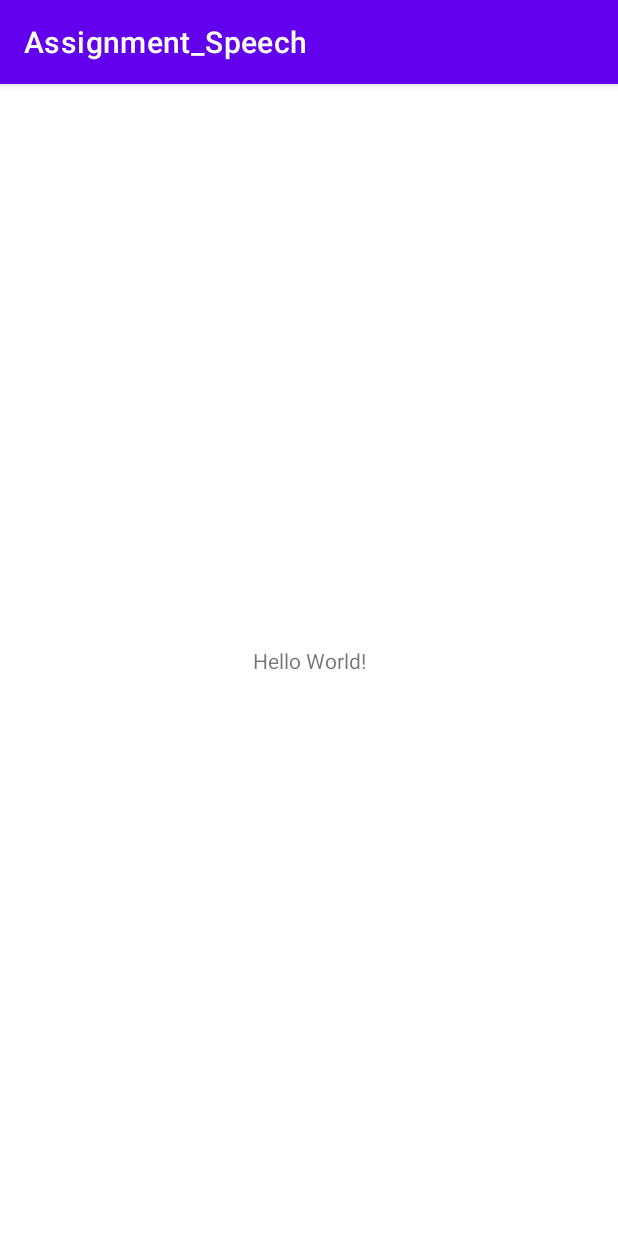
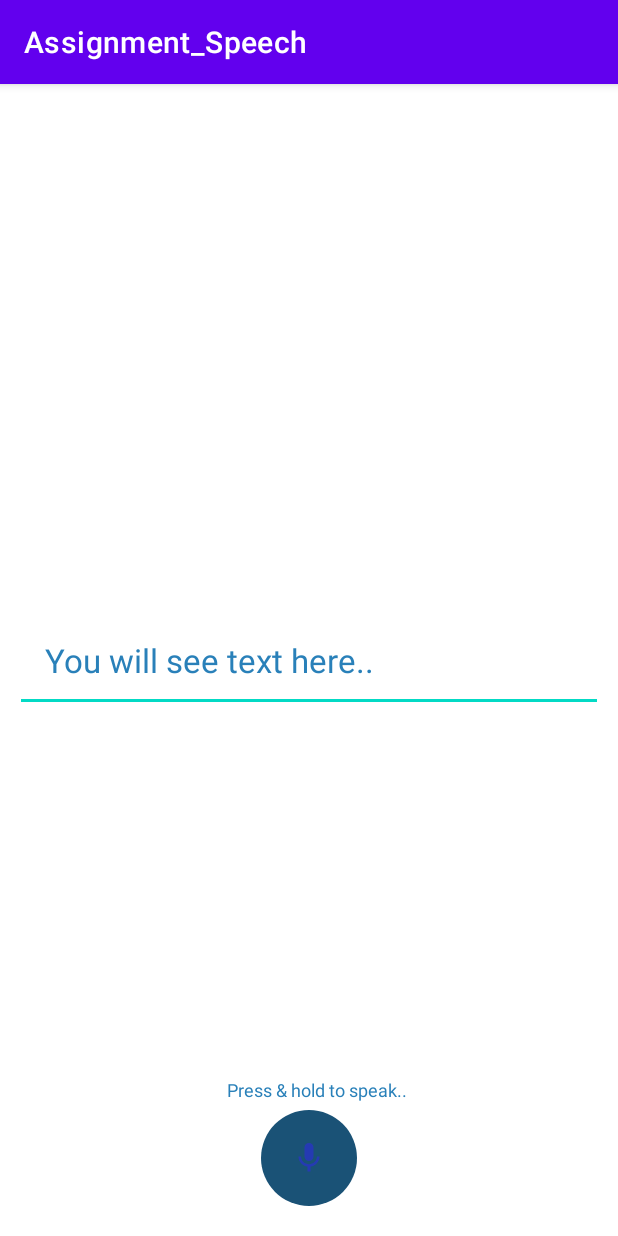
Before and after one commit to akbrother02/SpeechApp, an Android app: the screen it shows after launch (MainActivity), on a phone screen of 412 x 824 dp. Run offline under Robolectric (Android 15) with nearby library versions, the phone set to English and light mode, and no system bars.

Commit message:
adding SpeechText Module

```diff
--- a/app/build.gradle
+++ b/app/build.gradle
@@ -1,6 +1,7 @@
 plugins {
     id 'com.android.application'
     id 'kotlin-android'
+    id 'kotlin-android-extensions'
 }
 
 android {
--- a/app/src/main/AndroidManifest.xml
+++ b/app/src/main/AndroidManifest.xml
@@ -1,6 +1,7 @@
 <?xml version="1.0" encoding="utf-8"?>
 <manifest xmlns:android="http://schemas.android.com/apk/res/android"
     package="com.example.assignment_speech">
+    <uses-permission android:name="android.permission.RECORD_AUDIO" />
 
     <application
         android:allowBackup="true"
--- a/app/src/main/java/com/example/assignment_speech/MainActivity.kt
+++ b/app/src/main/java/com/example/assignment_speech/MainActivity.kt
@@ -1,11 +1,93 @@
 package com.example.assignment_speech
 
+import android.Manifest
+import android.content.Intent
+import android.content.pm.PackageManager
+import android.media.audiofx.BassBoost
+import android.net.Uri
+import android.os.Build
 import androidx.appcompat.app.AppCompatActivity
 import android.os.Bundle
+import android.provider.Settings
+import android.speech.RecognitionListener
+import android.speech.RecognizerIntent
+import android.speech.SpeechRecognizer
+import android.view.MotionEvent
+import android.view.View
+import android.widget.TextView
+import android.widget.Toast
+import androidx.core.content.ContextCompat
+import kotlinx.android.synthetic.main.activity_main.*
+import java.util.*
 
 class MainActivity : AppCompatActivity() {
     override fun onCreate(savedInstanceState: Bundle?) {
         super.onCreate(savedInstanceState)
         setContentView(R.layout.activity_main)
+        checkPermission()
+
+        startSpeechToText()
+
+    }
+
+    private fun startSpeechToText() {
+        val editText = findViewById<TextView>(R.id.editText)
+
+        val speechRecognizer = SpeechRecognizer.createSpeechRecognizer(this)
+        val speechRecognizerIntent = Intent(RecognizerIntent.ACTION_RECOGNIZE_SPEECH)
+        speechRecognizerIntent.putExtra(RecognizerIntent.EXTRA_LANGUAGE_MODEL, RecognizerIntent.LANGUAGE_MODEL_FREE_FORM)
+        speechRecognizerIntent.putExtra(RecognizerIntent.EXTRA_LANGUAGE, Locale.getDefault())
+
+        speechRecognizer.setRecognitionListener(object : RecognitionListener {
+            override fun onReadyForSpeech(bundle: Bundle) {}
+
+            override fun onBeginningOfSpeech() {}
+
+            override fun onRmsChanged(v: Float) {}
+
+            override fun onBufferReceived(bytes: ByteArray) {}
+
+            override fun onEndOfSpeech() {}
+
+            override fun onError(i: Int) {}
+
+            override fun onResults(bundle: Bundle) {
+                val matches = bundle.getStringArrayList(SpeechRecognizer.RESULTS_RECOGNITION)//getting all the matches
+                //displaying the first match
+                if (matches != null)
+                    editText.setText(matches[0])
+            }
+
+            override fun onPartialResults(bundle: Bundle) {}
+
+            override fun onEvent(i: Int, bundle: Bundle) {}
+        })
+
+        btSpeech.setOnTouchListener(View.OnTouchListener { view, motionEvent ->
+            when (motionEvent.action) {
+                MotionEvent.ACTION_UP -> {
+                    speechRecognizer.stopListening()
+                    editText.hint = getString(R.string.text_hint)
+                }
+
+                MotionEvent.ACTION_DOWN -> {
+                    speechRecognizer.startListening(speechRecognizerIntent)
+                    editText.setText("")
+                    editText.hint = "Listening..."
+                }
+            }
+            false
+        })
+    }
+
+    private fun checkPermission() {
+        if (Build.VERSION.SDK_INT >= Build.VERSION_CODES.M) {
+            if (ContextCompat.checkSelfPermission(this, Manifest.permission.RECORD_AUDIO) != PackageManager.PERMISSION_GRANTED) {
+                val intent = Intent(Settings.ACTION_APPLICATION_DETAILS_SETTINGS, Uri.parse("package:" + packageName))
+                startActivity(intent)
+                finish()
+                Toast.makeText(this, "Enable Microphone Permission..!!", Toast.LENGTH_SHORT).show()
+            }
+        }
     }
 }
--- /dev/null
+++ b/app/src/main/res/drawable/btn_background.xml
@@ -0,0 +1,5 @@
+<?xml version="1.0" encoding="utf-8"?>
+<selector xmlns:android="http://schemas.android.com/apk/res/android">
+    <item android:drawable="@drawable/round_default" android:state_pressed="false" />
+    <item android:drawable="@drawable/round_active" android:state_pressed="true" />
+</selector>
--- /dev/null
+++ b/app/src/main/res/drawable/ic_mic.xml
@@ -0,0 +1,5 @@
+<vector android:height="24dp" android:tint="#253AB3"
+    android:viewportHeight="24" android:viewportWidth="24"
+    android:width="24dp" xmlns:android="http://schemas.android.com/apk/res/android">
+    <path android:fillColor="@android:color/white" android:pathData="M12,14c1.66,0 2.99,-1.34 2.99,-3L15,5c0,-1.66 -1.34,-3 -3,-3S9,3.34 9,5v6c0,1.66 1.34,3 3,3zM17.3,11c0,3 -2.54,5.1 -5.3,5.1S6.7,14 6.7,11L5,11c0,3.41 2.72,6.23 6,6.72L11,21h2v-3.28c3.28,-0.48 6,-3.3 6,-6.72h-1.7z"/>
+</vector>
--- /dev/null
+++ b/app/src/main/res/drawable/round_active.xml
@@ -0,0 +1,17 @@
+<?xml version="1.0" encoding="utf-8"?>
+<layer-list xmlns:android="http://schemas.android.com/apk/res/android">
+
+    <item>
+        <shape android:shape="oval">
+            <solid android:color="@color/colorAccent" />
+        </shape>
+    </item>
+
+    <item
+        android:bottom="20dp"
+        android:drawable="@drawable/ic_mic"
+        android:left="20dp"
+        android:right="20dp"
+        android:top="20dp" />
+
+</layer-list>
--- /dev/null
+++ b/app/src/main/res/drawable/round_default.xml
@@ -0,0 +1,16 @@
+<?xml version="1.0" encoding="utf-8"?>
+<layer-list xmlns:android="http://schemas.android.com/apk/res/android">
+    <item>
+        <shape android:shape="oval">
+            <solid android:color="@color/colorPrimaryDark" />
+        </shape>
+    </item>
+
+    <item
+        android:bottom="20dp"
+        android:drawable="@drawable/ic_mic"
+        android:left="20dp"
+        android:right="20dp"
+        android:top="20dp" />
+
+</layer-list>
--- a/app/src/main/res/layout/activity_main.xml
+++ b/app/src/main/res/layout/activity_main.xml
@@ -1,18 +1,47 @@
 <?xml version="1.0" encoding="utf-8"?>
-<androidx.constraintlayout.widget.ConstraintLayout xmlns:android="http://schemas.android.com/apk/res/android"
-    xmlns:app="http://schemas.android.com/apk/res-auto"
+<RelativeLayout xmlns:android="http://schemas.android.com/apk/res/android"
     xmlns:tools="http://schemas.android.com/tools"
     android:layout_width="match_parent"
     android:layout_height="match_parent"
     tools:context=".MainActivity">
 
-    <TextView
+    <androidx.appcompat.widget.AppCompatEditText
+        android:id="@+id/editText"
+        android:layout_width="match_parent"
+        android:layout_height="wrap_content"
+        android:layout_centerVertical="true"
+        android:layout_marginStart="10dp"
+        android:layout_marginTop="10dp"
+        android:layout_marginEnd="10dp"
+        android:layout_marginBottom="10dp"
+        android:editable="false"
+        android:hint="@string/text_hint"
+        android:maxLines="5"
+        android:padding="20dp"
+        android:textAppearance="@style/Base.TextAppearance.AppCompat.Large"
+        android:textColor="@color/colorPrimaryDark"
+        android:textColorHint="@color/colorAccent"
+        tools:ignore="Deprecated" />
+
+    <androidx.appcompat.widget.AppCompatTextView
+        android:layout_width="match_parent"
+        android:layout_height="wrap_content"
+        android:layout_above="@+id/btSpeech"
+        android:layout_alignLeft="@+id/editText"
+        android:layout_alignStart="@+id/editText"
+        android:gravity="center"
+        android:padding="5dp"
+        android:text="@string/btn_info"
+        android:textColor="@color/colorAccent"
+        android:textSize="12sp" />
+
+    <androidx.appcompat.widget.AppCompatImageButton
+        android:id="@+id/btSpeech"
         android:layout_width="wrap_content"
         android:layout_height="wrap_content"
-        android:text="Hello World!"
-        app:layout_constraintBottom_toBottomOf="parent"
-        app:layout_constraintLeft_toLeftOf="parent"
-        app:layout_constraintRight_toRightOf="parent"
-        app:layout_constraintTop_toTopOf="parent" />
+        android:layout_alignParentBottom="true"
+        android:layout_centerHorizontal="true"
+        android:layout_marginBottom="20dp"
+        android:background="@drawable/btn_background" />
 
-</androidx.constraintlayout.widget.ConstraintLayout>
+</RelativeLayout>
--- a/app/src/main/res/values/colors.xml
+++ b/app/src/main/res/values/colors.xml
@@ -7,4 +7,7 @@
     <color name="teal_700">#FF018786</color>
     <color name="black">#FF000000</color>
     <color name="white">#FFFFFFFF</color>
+    <color name="colorPrimary">#2471A3</color>
+    <color name="colorPrimaryDark">#1A5276</color>
+    <color name="colorAccent">#2980B9</color>
 </resources>
--- a/app/src/main/res/values/strings.xml
+++ b/app/src/main/res/values/strings.xml
@@ -1,3 +1,7 @@
 <resources>
     <string name="app_name">Assignment_Speech</string>
+    <string name="applicant_name">Android Codility</string>
+    <string name="text_hint">You will see text here..</string>
+    <string name="btn_info">Press &amp; hold to speak..</string>
+    <string name="app_info">Android comes with an inbuilt feature speech to text through which you can provide speech input to your app. With this you can add some of the cool features to your app like adding voice navigation(Helpful when you are targeting disabled people), filling a form with voice input etc.</string>
 </resources>
```
